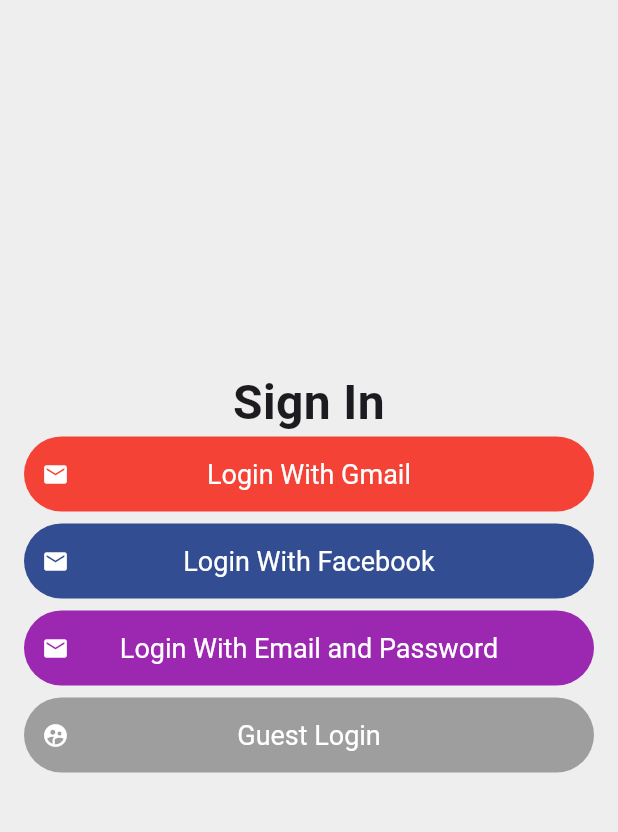
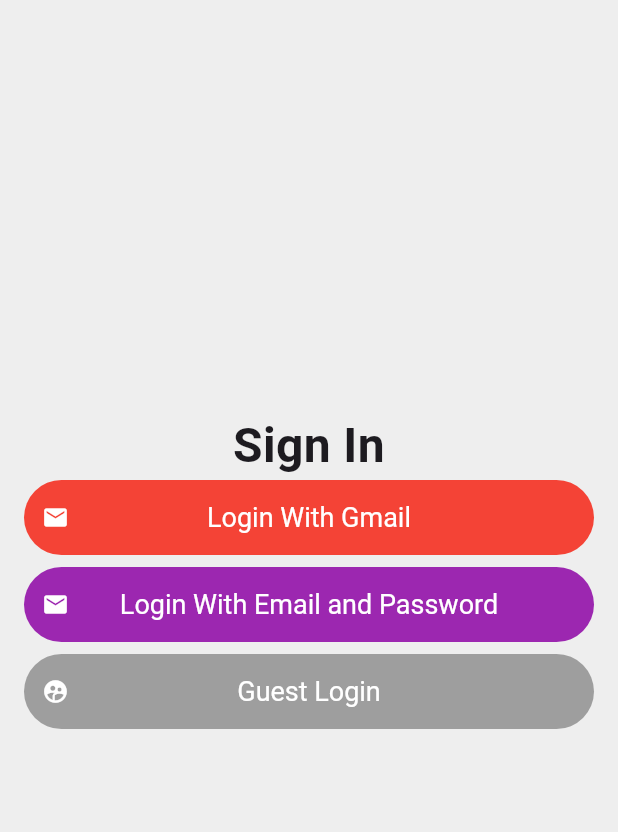
Before and after one commit to selinihtyr/chat_with_me-master, a Flutter app: the screen it shows after launch, after a tap on "Login With Email and Password", on a phone screen of 412 x 824 dp, the part 84-916 px from its top. Run offline on Flutter 3.47's test engine with Material 3 defaults, Android fonts, the phone set to English and light mode, and no system bars; our stand-ins replace firebase_auth, firebase_core, get_it, google_sign_in; accounts and stored records are empty.

Commit message:
Login problem solved

```diff
--- a/lib/pages/sign_in.dart
+++ b/lib/pages/sign_in.dart
@@ -47,14 +47,6 @@ class SignIn extends StatelessWidget {
               ),
               SocialLoginButton(
                 onPressed: () {},
-                buttonColor: const Color(0xff334D92),
-                text: 'Login With Facebook',
-                height: 50,
-                icon: const Icon(Icons.email),
-                fontSize: 18,
-              ),
-              SocialLoginButton(
-                onPressed: () {},
                 buttonColor: Colors.purple,
                 text: 'Login With Email and Password',
                 height: 50,
--- a/lib/repository/user_repository.dart
+++ b/lib/repository/user_repository.dart
@@ -16,36 +16,36 @@ class UserRepository implements AuthBase {
   @override
   Future<AppUser?> currentUser() async {
     if (appMode == AppMode.DEBUG)  {
-      return await _fakeAuthenticationService.currentUser();
+      return await _firebaseAuthServices.currentUser();
     } else {
-      return await _firebaseAuthServices.currentUser();
+      return null;
     }
   }
 
   @override
   Future<AppUser?> signInAnonymously() async{
     if (appMode == AppMode.DEBUG) {
-      return await _fakeAuthenticationService.signInAnonymously();
+      return await _firebaseAuthServices.signInAnonymously();
     } else {
-      return await _firebaseAuthServices.signInAnonymously();
+      return null;
     }
   }
 
   @override
   Future<bool> signOut() async {
     if (appMode == AppMode.DEBUG) {
-      return await _fakeAuthenticationService.signOut();
+      return await _firebaseAuthServices.signOut();
     } else {
-      return await _firebaseAuthServices.signOut();
+      return false;
     }
   }
 
   @override
   Future<AppUser?> signInWithGoogle()async {
     if (appMode == AppMode.DEBUG) {
-      return await _fakeAuthenticationService.signInWithGoogle();
+      return await _firebaseAuthServices.signInWithGoogle();
     } else {
-      return await _firebaseAuthServices.signInWithGoogle();
+      return null;
     }
   }
 }
--- a/lib/services/firebase_auth_services.dart
+++ b/lib/services/firebase_auth_services.dart
@@ -37,6 +37,8 @@ class FirebaseAuthServices implements AuthBase {
   @override
   Future<bool> signOut() async {
     try {
+      final _googleSignIn = GoogleSignIn();
+      await _googleSignIn.signOut();
       await _firebaseAuth.signOut();
       return true;
     } catch (e) {
```
